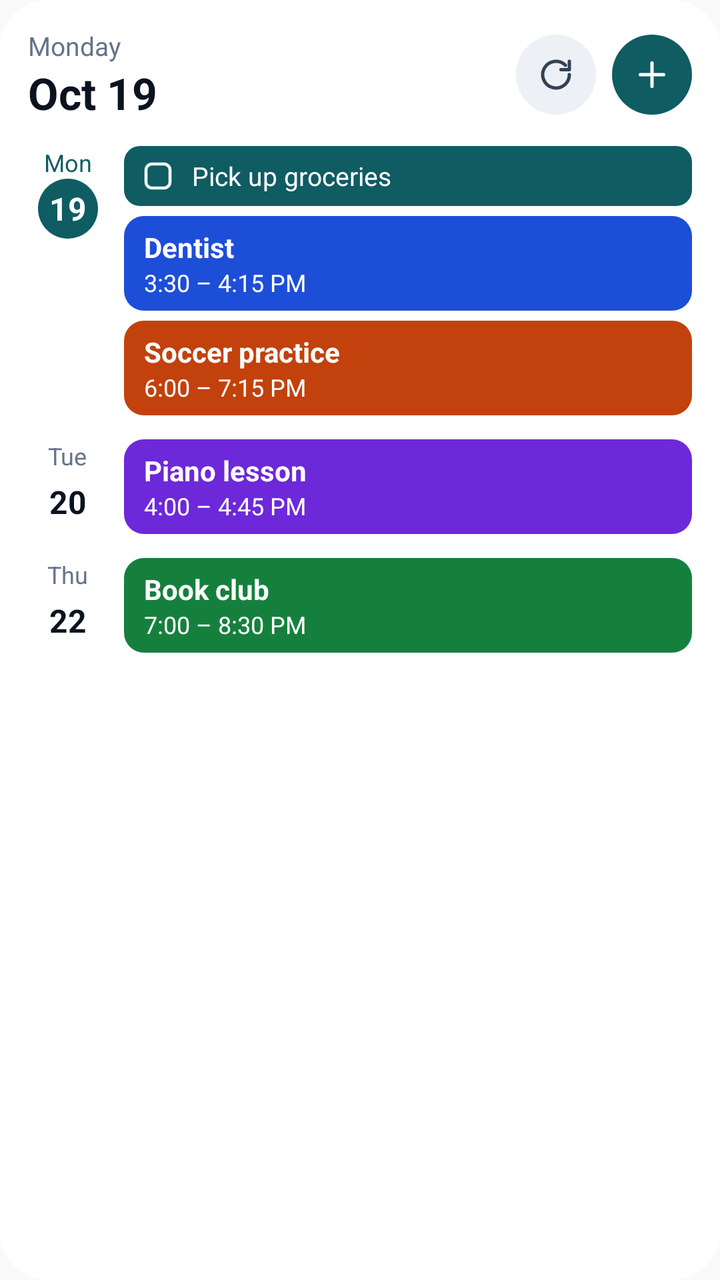
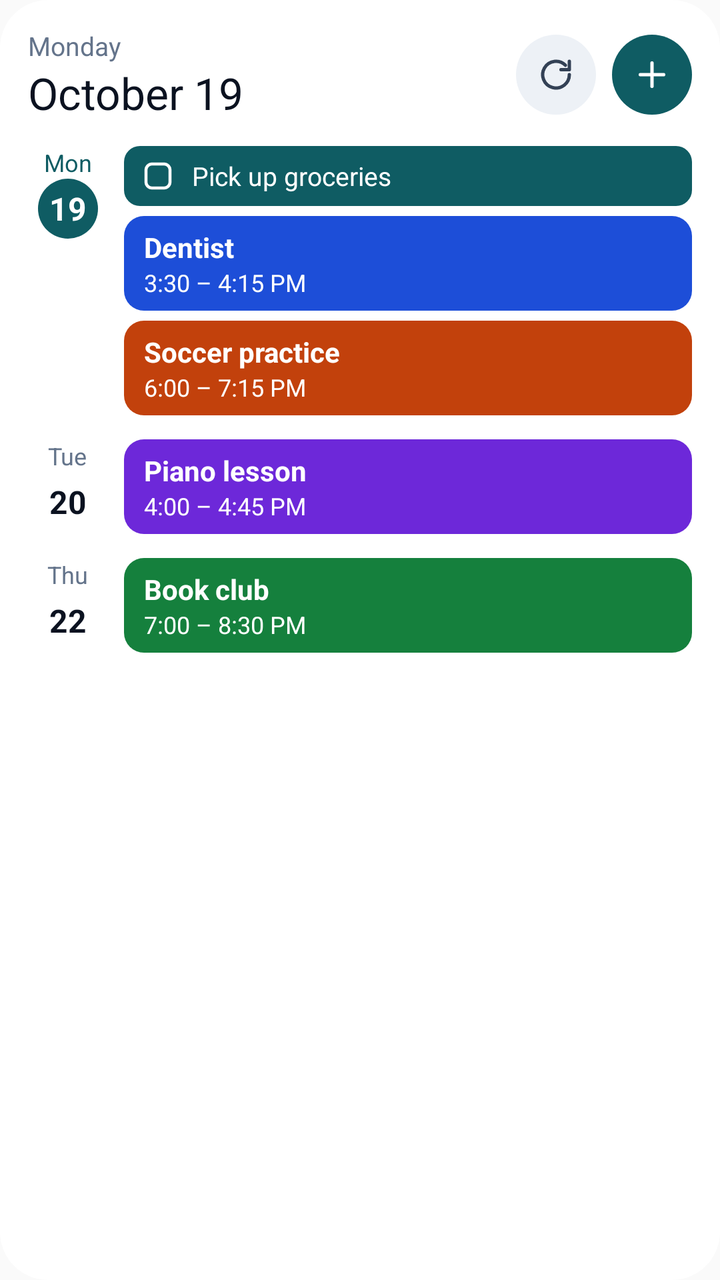

An Android layout rendered at two revisions. The XML below is the earlier revision; the diff shows what the commit changed to produce the second picture.
<!-- AndroidManifest.xml: application theme Theme.Kairos -->
<!-- res/layout/widget_preview.xml -->
<?xml version="1.0" encoding="utf-8"?>
<LinearLayout xmlns:android="http://schemas.android.com/apk/res/android"
    android:layout_width="match_parent"
    android:layout_height="match_parent"
    android:background="@drawable/wp_bg_card"
    android:orientation="vertical"
    android:paddingStart="14dp"
    android:paddingTop="14dp"
    android:paddingEnd="14dp">

    <LinearLayout android:layout_width="match_parent" android:layout_height="wrap_content" android:layout_marginBottom="12dp" android:gravity="center_vertical" android:orientation="horizontal">
        <LinearLayout android:layout_width="0dp" android:layout_height="wrap_content" android:layout_weight="1" android:orientation="vertical">
            <TextView android:layout_width="wrap_content" android:layout_height="wrap_content" android:text="Monday" android:textColor="@color/wp_muted" android:textSize="13sp" />
            <TextView android:layout_width="wrap_content" android:layout_height="wrap_content" android:maxLines="1" android:text="Oct 19" android:textColor="@color/wp_ink" android:textSize="22sp" android:textStyle="bold" />
        </LinearLayout>
        <FrameLayout android:layout_width="40dp" android:layout_height="40dp" android:layout_marginEnd="8dp" android:background="@drawable/wp_bg_chip">
            <ImageView android:layout_width="20dp" android:layout_height="20dp" android:layout_gravity="center" android:src="@drawable/ic_widget_refresh" android:tint="@color/wp_chip_icon" />
        </FrameLayout>
        <FrameLayout android:layout_width="40dp" android:layout_height="40dp" android:background="@drawable/wp_bg_accent">
            <ImageView android:layout_width="20dp" android:layout_height="20dp" android:layout_gravity="center" android:src="@drawable/ic_widget_plus" android:tint="@color/wp_on_accent" />
        </FrameLayout>
    </LinearLayout>

    <LinearLayout android:layout_width="match_parent" android:layout_height="wrap_content" android:layout_marginBottom="7dp" android:orientation="horizontal">
        <LinearLayout android:layout_width="40dp" android:layout_height="wrap_content" android:gravity="center_horizontal" android:orientation="vertical">
            <TextView android:layout_width="wrap_content" android:layout_height="wrap_content" android:text="Mon" android:textColor="@color/wp_accent" android:textSize="12sp" />
            <TextView android:layout_width="30dp" android:layout_height="30dp" android:gravity="center" android:background="@drawable/wp_bg_today" android:text="19" android:textColor="@color/wp_on_accent" android:textSize="16sp" android:textStyle="bold" />
        </LinearLayout>
        <LinearLayout android:layout_width="0dp" android:layout_height="wrap_content" android:layout_marginStart="8dp" android:layout_weight="1" android:orientation="vertical">
            <LinearLayout android:layout_width="match_parent" android:layout_height="30dp" android:layout_marginBottom="5dp" android:background="@drawable/wp_bg_task" android:gravity="center_vertical" android:orientation="horizontal" android:paddingStart="8dp" android:paddingEnd="10dp">
                <ImageView android:layout_width="18dp" android:layout_height="18dp" android:layout_marginEnd="8dp" android:src="@drawable/ic_widget_box" android:tint="@color/wp_on_accent" />
                <TextView android:layout_width="wrap_content" android:layout_height="wrap_content" android:maxLines="1" android:text="Pick up groceries" android:textColor="@color/wp_on_accent" android:textSize="13sp" />
            </LinearLayout>
            <LinearLayout android:layout_width="match_parent" android:layout_height="wrap_content" android:layout_marginBottom="5dp" android:background="@drawable/wp_bg_ev_blue" android:orientation="vertical" android:paddingStart="10dp" android:paddingTop="6dp" android:paddingEnd="10dp" android:paddingBottom="6dp">
                <TextView android:layout_width="wrap_content" android:layout_height="wrap_content" android:maxLines="1" android:text="Dentist" android:textColor="#FFFFFFFF" android:textSize="14sp" android:textStyle="bold" />
                <TextView android:layout_width="wrap_content" android:layout_height="wrap_content" android:maxLines="1" android:text="3:30 – 4:15 PM" android:textColor="#FFFFFFFF" android:textSize="12sp" />
            </LinearLayout>
            <LinearLayout android:layout_width="match_parent" android:layout_height="wrap_content" android:layout_marginBottom="5dp" android:background="@drawable/wp_bg_ev_orange" android:orientation="vertical" android:paddingStart="10dp" android:paddingTop="6dp" android:paddingEnd="10dp" android:paddingBottom="6dp">
                <TextView android:layout_width="wrap_content" android:layout_height="wrap_content" android:maxLines="1" android:text="Soccer practice" android:textColor="#FFFFFFFF" android:textSize="14sp" android:textStyle="bold" />
                <TextView android:layout_width="wrap_content" android:layout_height="wrap_content" android:maxLines="1" android:text="6:00 – 7:15 PM" android:textColor="#FFFFFFFF" android:textSize="12sp" />
            </LinearLayout>
        </LinearLayout>
    </LinearLayout>
    <LinearLayout android:layout_width="match_parent" android:layout_height="wrap_content" android:layout_marginBottom="7dp" android:orientation="horizontal">
        <LinearLayout android:layout_width="40dp" android:layout_height="wrap_content" android:gravity="center_horizontal" android:orientation="vertical">
            <TextView android:layout_width="wrap_content" android:layout_height="wrap_content" android:text="Tue" android:textColor="@color/wp_muted" android:textSize="12sp" />
            <TextView android:layout_width="30dp" android:layout_height="30dp" android:gravity="center" android:text="20" android:textColor="@color/wp_ink" android:textSize="16sp" android:textStyle="bold" />
        </LinearLayout>
        <LinearLayout android:layout_width="0dp" android:layout_height="wrap_content" android:layout_marginStart="8dp" android:layout_weight="1" android:orientation="vertical">
            <LinearLayout android:layout_width="match_parent" android:layout_height="wrap_content" android:layout_marginBottom="5dp" android:background="@drawable/wp_bg_ev_purple" android:orientation="vertical" android:paddingStart="10dp" android:paddingTop="6dp" android:paddingEnd="10dp" android:paddingBottom="6dp">
                <TextView android:layout_width="wrap_content" android:layout_height="wrap_content" android:maxLines="1" android:text="Piano lesson" android:textColor="#FFFFFFFF" android:textSize="14sp" android:textStyle="bold" />
                <TextView android:layout_width="wrap_content" android:layout_height="wrap_content" android:maxLines="1" android:text="4:00 – 4:45 PM" android:textColor="#FFFFFFFF" android:textSize="12sp" />
            </LinearLayout>
        </LinearLayout>
    </LinearLayout>
    <LinearLayout android:layout_width="match_parent" android:layout_height="wrap_content" android:layout_marginBottom="7dp" android:orientation="horizontal">
        <LinearLayout android:layout_width="40dp" android:layout_height="wrap_content" android:gravity="center_horizontal" android:orientation="vertical">
            <TextView android:layout_width="wrap_content" android:layout_height="wrap_content" android:text="Thu" android:textColor="@color/wp_muted" android:textSize="12sp" />
            <TextView android:layout_width="30dp" android:layout_height="30dp" android:gravity="center" android:text="22" android:textColor="@color/wp_ink" android:textSize="16sp" android:textStyle="bold" />
        </LinearLayout>
        <LinearLayout android:layout_width="0dp" android:layout_height="wrap_content" android:layout_marginStart="8dp" android:layout_weight="1" android:orientation="vertical">
            <LinearLayout android:layout_width="match_parent" android:layout_height="wrap_content" android:layout_marginBottom="5dp" android:background="@drawable/wp_bg_ev_green" android:orientation="vertical" android:paddingStart="10dp" android:paddingTop="6dp" android:paddingEnd="10dp" android:paddingBottom="6dp">
                <TextView android:layout_width="wrap_content" android:layout_height="wrap_content" android:maxLines="1" android:text="Book club" android:textColor="#FFFFFFFF" android:textSize="14sp" android:textStyle="bold" />
                <TextView android:layout_width="wrap_content" android:layout_height="wrap_content" android:maxLines="1" android:text="7:00 – 8:30 PM" android:textColor="#FFFFFFFF" android:textSize="12sp" />
            </LinearLayout>
        </LinearLayout>
    </LinearLayout>
</LinearLayout>
<!-- resources referenced by this layout -->
<resources>
  <color name="wp_accent">#FF0F5C63</color>
  <color name="wp_chip_icon">#FF334155</color>
  <color name="wp_ink">#FF0B1220</color>
  <color name="wp_muted">#FF64748B</color>
  <color name="wp_on_accent">#FFFFFFFF</color>
  <!-- drawable ic_widget_box (drawable) -->
  <?xml version="1.0" encoding="utf-8"?>
  <vector xmlns:android="http://schemas.android.com/apk/res/android"
      android:width="24dp"
      android:height="24dp"
      android:viewportWidth="24"
      android:viewportHeight="24">
      <path android:strokeColor="#FFFFFFFF" android:strokeWidth="2" android:strokeLineCap="round" android:strokeLineJoin="round" android:fillColor="#00000000" android:pathData="M8,4h8a4,4 0,0 1,4 4v8a4,4 0,0 1,-4 4H8a4,4 0,0 1,-4 -4V8a4,4 0,0 1,4 -4z" />
  </vector>
  <!-- drawable ic_widget_plus (drawable) -->
  <?xml version="1.0" encoding="utf-8"?>
  <vector xmlns:android="http://schemas.android.com/apk/res/android"
      android:width="24dp"
      android:height="24dp"
      android:viewportWidth="24"
      android:viewportHeight="24">
      <path android:strokeColor="#FFFFFFFF" android:strokeWidth="2" android:strokeLineCap="round" android:strokeLineJoin="round" android:fillColor="#00000000" android:pathData="M12,5v14" />
      <path android:strokeColor="#FFFFFFFF" android:strokeWidth="2" android:strokeLineCap="round" android:strokeLineJoin="round" android:fillColor="#00000000" android:pathData="M5,12h14" />
  </vector>
  <!-- drawable wp_bg_accent (drawable) -->
  <?xml version="1.0" encoding="utf-8"?>
  <shape xmlns:android="http://schemas.android.com/apk/res/android" android:shape="rectangle">
      <solid android:color="@color/wp_accent" />
      <corners android:radius="20dp" />
  </shape>
  <!-- drawable wp_bg_card (drawable) -->
  <?xml version="1.0" encoding="utf-8"?>
  <shape xmlns:android="http://schemas.android.com/apk/res/android" android:shape="rectangle">
      <solid android:color="@color/wp_card" />
      <corners android:radius="24dp" />
  </shape>
  <!-- drawable wp_bg_chip (drawable) -->
  <?xml version="1.0" encoding="utf-8"?>
  <shape xmlns:android="http://schemas.android.com/apk/res/android" android:shape="rectangle">
      <solid android:color="@color/wp_chip" />
      <corners android:radius="20dp" />
  </shape>
  <!-- drawable wp_bg_ev_blue (drawable) -->
  <?xml version="1.0" encoding="utf-8"?>
  <shape xmlns:android="http://schemas.android.com/apk/res/android" android:shape="rectangle">
      <solid android:color="#FF1D4ED8" />
      <corners android:radius="10dp" />
  </shape>
  <!-- drawable wp_bg_ev_green (drawable) -->
  <?xml version="1.0" encoding="utf-8"?>
  <shape xmlns:android="http://schemas.android.com/apk/res/android" android:shape="rectangle">
      <solid android:color="#FF15803D" />
      <corners android:radius="10dp" />
  </shape>
  <!-- drawable wp_bg_ev_orange (drawable) -->
  <?xml version="1.0" encoding="utf-8"?>
  <shape xmlns:android="http://schemas.android.com/apk/res/android" android:shape="rectangle">
      <solid android:color="#FFC2410C" />
      <corners android:radius="10dp" />
  </shape>
  <!-- drawable wp_bg_ev_purple (drawable) -->
  <?xml version="1.0" encoding="utf-8"?>
  <shape xmlns:android="http://schemas.android.com/apk/res/android" android:shape="rectangle">
      <solid android:color="#FF6D28D9" />
      <corners android:radius="10dp" />
  </shape>
  <!-- drawable wp_bg_task (drawable) -->
  <?xml version="1.0" encoding="utf-8"?>
  <shape xmlns:android="http://schemas.android.com/apk/res/android" android:shape="rectangle">
      <solid android:color="@color/wp_accent" />
      <corners android:radius="8dp" />
  </shape>
  <!-- drawable wp_bg_today (drawable) -->
  <?xml version="1.0" encoding="utf-8"?>
  <shape xmlns:android="http://schemas.android.com/apk/res/android" android:shape="rectangle">
      <solid android:color="@color/wp_accent" />
      <corners android:radius="15dp" />
  </shape>
  <style name="Theme.Kairos" parent="android:Theme.Material.Light.NoActionBar" />
  <color name="wp_card">#FFFFFFFF</color>
  <color name="wp_chip">#FFEDF1F6</color>
  <!-- unchanged entries left out for length: 1 -->
</resources>

<!-- the commit's change to res/layout/widget_preview.xml (unified diff, before → after) -->
@@ -11,7 +11,7 @@
     <LinearLayout android:layout_width="match_parent" android:layout_height="wrap_content" android:layout_marginBottom="12dp" android:gravity="center_vertical" android:orientation="horizontal">
         <LinearLayout android:layout_width="0dp" android:layout_height="wrap_content" android:layout_weight="1" android:orientation="vertical">
             <TextView android:layout_width="wrap_content" android:layout_height="wrap_content" android:text="Monday" android:textColor="@color/wp_muted" android:textSize="13sp" />
-            <TextView android:layout_width="wrap_content" android:layout_height="wrap_content" android:maxLines="1" android:text="Oct 19" android:textColor="@color/wp_ink" android:textSize="22sp" android:textStyle="bold" />
+            <TextView android:layout_width="wrap_content" android:layout_height="wrap_content" android:maxLines="1" android:text="October 19" android:textColor="@color/wp_ink" android:textSize="22sp" />
         </LinearLayout>
         <FrameLayout android:layout_width="40dp" android:layout_height="40dp" android:layout_marginEnd="8dp" android:background="@drawable/wp_bg_chip">
             <ImageView android:layout_width="20dp" android:layout_height="20dp" android:layout_gravity="center" android:src="@drawable/ic_widget_refresh" android:tint="@color/wp_chip_icon" />
